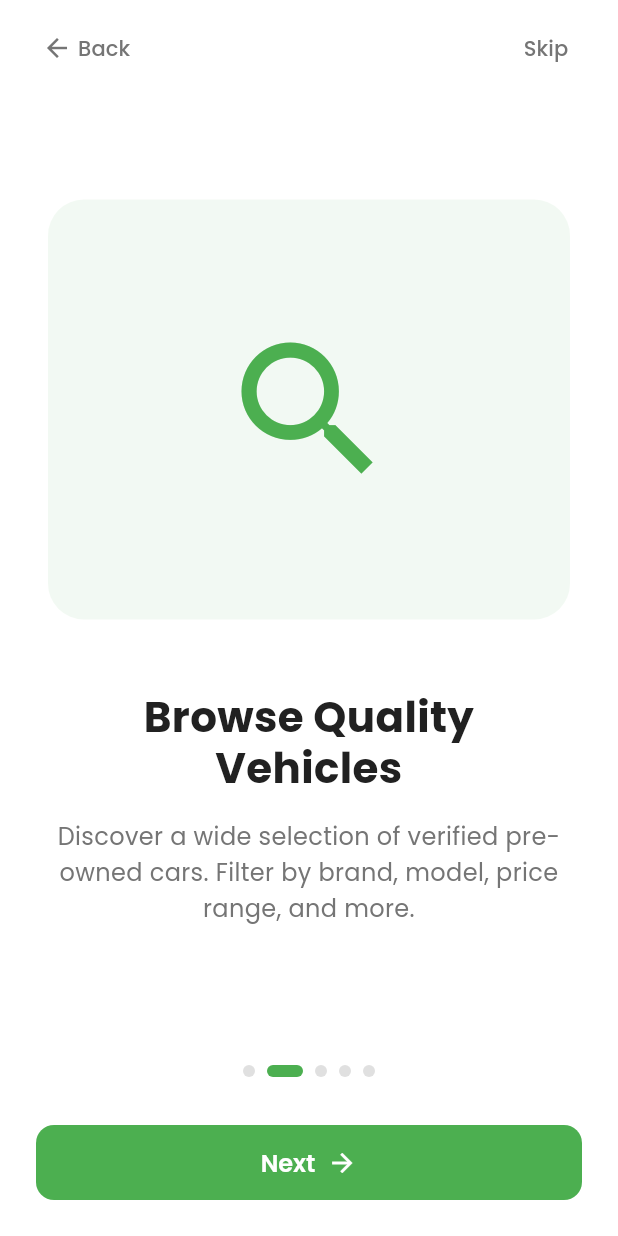
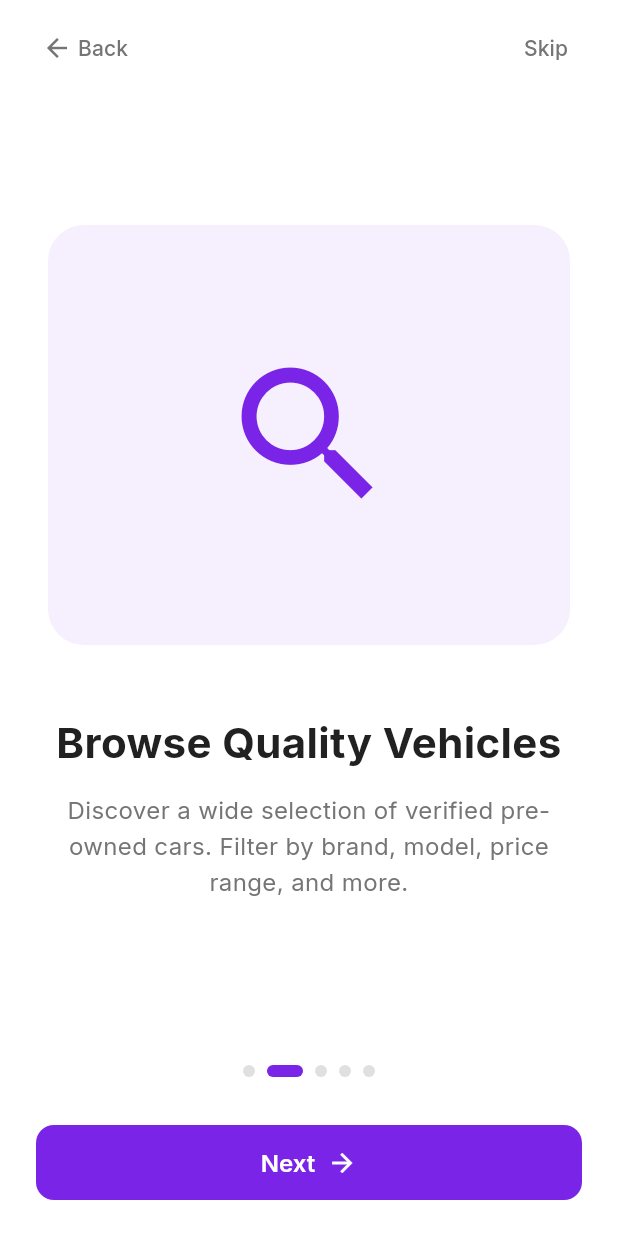
Before and after one commit to aimsahorizon/autobid-flutter, a Flutter app: the screen it shows after launch, swiped to page 2, on a phone screen of 412 x 824 dp. Run offline on Flutter 3.47's test engine with Material 3 defaults, Android fonts, the phone set to English and light mode, and no system bars; drawn by our look-alikes of smooth_page_indicator; our stand-ins replace cached_network_image, flutter_riverpod, freezed_annotation, go_router, google_fonts, image_picker and 2 more; generated files the repository leaves out were written again.

Commit message:
update: make color consistent

```diff
--- a/lib/core/constants/color_constants.dart
+++ b/lib/core/constants/color_constants.dart
@@ -1,16 +1,21 @@
 import 'package:flutter/material.dart';
 
 class ColorConstants {
-  // Primary Colors
-  static const Color primaryGreen = Color(0xFF4CAF50);
-  static const Color primaryDark = Color(0xFF388E3C);
-  static const Color primaryLight = Color(0xFF81C784);
+  // Brand Colors
+  static const Color primary = Color(0xFF7924E7);
+  static const Color secondary = Color(0xFF190022);
+  static const Color primaryLight = Color(0xFF9D5EF0);
+  static const Color primaryDark = Color(0xFF5A1AAC);
 
-  // Neutral Colors
+  // Neutral Colors - Light Mode
   static const Color backgroundLight = Color(0xFFFAFAFA);
-  static const Color backgroundDark = Color(0xFF121212);
   static const Color surfaceLight = Colors.white;
-  static const Color surfaceDark = Color(0xFF1E1E1E);
+  static const Color surfaceVariantLight = Color(0xFFF5F5F5);
+
+  // Neutral Colors - Dark Mode
+  static const Color backgroundDark = Color(0xFF0D0015);
+  static const Color surfaceDark = Color(0xFF1A0029);
+  static const Color surfaceVariantDark = Color(0xFF2A0D3D);
 
   // Text Colors
   static const Color textPrimaryLight = Color(0xFF212121);
@@ -23,4 +28,8 @@ class ColorConstants {
   static const Color error = Color(0xFFE53935);
   static const Color warning = Color(0xFFFFA726);
   static const Color info = Color(0xFF29B6F6);
+
+  // Legacy support (deprecated, use 'primary' instead)
+  @Deprecated('Use primary instead')
+  static const Color primaryGreen = Color(0xFF7924E7);
 }
--- a/lib/core/theme/app_theme.dart
+++ b/lib/core/theme/app_theme.dart
@@ -8,26 +8,27 @@ class AppTheme {
       useMaterial3: true,
       brightness: Brightness.light,
       colorScheme: ColorScheme.light(
-        primary: ColorConstants.primaryGreen,
+        primary: ColorConstants.primary,
         primaryContainer: ColorConstants.primaryLight,
-        secondary: ColorConstants.primaryDark,
+        secondary: ColorConstants.secondary,
         surface: ColorConstants.surfaceLight,
+        surfaceContainerHighest: ColorConstants.surfaceVariantLight,
         error: ColorConstants.error,
       ),
       scaffoldBackgroundColor: ColorConstants.backgroundLight,
-      textTheme: GoogleFonts.poppinsTextTheme(
+      textTheme: GoogleFonts.interTextTheme(
         ThemeData.light().textTheme,
       ).copyWith(
-        displayLarge: GoogleFonts.poppins(
+        displayLarge: GoogleFonts.inter(
           fontSize: 32,
           fontWeight: FontWeight.bold,
           color: ColorConstants.textPrimaryLight,
         ),
-        bodyLarge: GoogleFonts.poppins(
+        bodyLarge: GoogleFonts.inter(
           fontSize: 16,
           color: ColorConstants.textPrimaryLight,
         ),
-        bodyMedium: GoogleFonts.poppins(
+        bodyMedium: GoogleFonts.inter(
           fontSize: 14,
           color: ColorConstants.textSecondaryLight,
         ),
@@ -38,7 +39,7 @@ class AppTheme {
         iconTheme: const IconThemeData(
           color: ColorConstants.textPrimaryLight,
         ),
-        titleTextStyle: GoogleFonts.poppins(
+        titleTextStyle: GoogleFonts.inter(
           fontSize: 20,
           fontWeight: FontWeight.w600,
           color: ColorConstants.textPrimaryLight,
@@ -46,13 +47,13 @@ class AppTheme {
       ),
       elevatedButtonTheme: ElevatedButtonThemeData(
         style: ElevatedButton.styleFrom(
-          backgroundColor: ColorConstants.primaryGreen,
+          backgroundColor: ColorConstants.primary,
           foregroundColor: Colors.white,
           padding: const EdgeInsets.symmetric(horizontal: 24, vertical: 12),
           shape: RoundedRectangleBorder(
-            borderRadius: BorderRadius.circular(8),
+            borderRadius: BorderRadius.circular(12),
           ),
-          textStyle: GoogleFonts.poppins(
+          textStyle: GoogleFonts.inter(
             fontSize: 16,
             fontWeight: FontWeight.w600,
           ),
@@ -62,20 +63,53 @@ class AppTheme {
         filled: true,
         fillColor: ColorConstants.surfaceLight,
         border: OutlineInputBorder(
-          borderRadius: BorderRadius.circular(8),
+          borderRadius: BorderRadius.circular(12),
           borderSide: BorderSide(color: Colors.grey.shade300),
         ),
         enabledBorder: OutlineInputBorder(
-          borderRadius: BorderRadius.circular(8),
+          borderRadius: BorderRadius.circular(12),
           borderSide: BorderSide(color: Colors.grey.shade300),
         ),
         focusedBorder: OutlineInputBorder(
-          borderRadius: BorderRadius.circular(8),
-          borderSide: const BorderSide(color: ColorConstants.primaryGreen, width: 2),
+          borderRadius: BorderRadius.circular(12),
+          borderSide: const BorderSide(color: ColorConstants.primary, width: 2),
         ),
-        labelStyle: GoogleFonts.poppins(
+        labelStyle: GoogleFonts.inter(
           color: ColorConstants.textSecondaryLight,
         ),
+      ),
+      navigationBarTheme: NavigationBarThemeData(
+        backgroundColor: ColorConstants.surfaceLight,
+        indicatorColor: ColorConstants.primary.withValues(alpha: 0.15),
+        iconTheme: WidgetStateProperty.resolveWith<IconThemeData?>((states) {
+          if (states.contains(WidgetState.selected)) {
+            return const IconThemeData(
+              color: ColorConstants.primary,
+              size: 28,
+            );
+          }
+          return IconThemeData(
+            color: ColorConstants.textSecondaryLight,
+            size: 24,
+          );
+        }),
+        labelTextStyle: WidgetStateProperty.resolveWith<TextStyle?>((states) {
+          if (states.contains(WidgetState.selected)) {
+            return GoogleFonts.inter(
+              fontSize: 12,
+              fontWeight: FontWeight.w600,
+              color: ColorConstants.primary,
+            );
+          }
+          return GoogleFonts.inter(
+            fontSize: 12,
+            fontWeight: FontWeight.w500,
+            color: ColorConstants.textSecondaryLight,
+          );
+        }),
+        elevation: 8,
+        height: 80,
+        labelBehavior: NavigationDestinationLabelBehavior.alwaysShow,
       ),
     );
   }
@@ -85,26 +119,27 @@ class AppTheme {
       useMaterial3: true,
       brightness: Brightness.dark,
       colorScheme: ColorScheme.dark(
-        primary: ColorConstants.primaryGreen,
+        primary: ColorConstants.primary,
         primaryContainer: ColorConstants.primaryDark,
-        secondary: ColorConstants.primaryLight,
+        secondary: ColorConstants.secondary,
         surface: ColorConstants.surfaceDark,
+        surfaceContainerHighest: ColorConstants.surfaceVariantDark,
         error: ColorConstants.error,
       ),
       scaffoldBackgroundColor: ColorConstants.backgroundDark,
-      textTheme: GoogleFonts.poppinsTextTheme(
+      textTheme: GoogleFonts.interTextTheme(
         ThemeData.dark().textTheme,
       ).copyWith(
-        displayLarge: GoogleFonts.poppins(
+        displayLarge: GoogleFonts.inter(
           fontSize: 32,
           fontWeight: FontWeight.bold,
           color: ColorConstants.textPrimaryDark,
         ),
-        bodyLarge: GoogleFonts.poppins(
+        bodyLarge: GoogleFonts.inter(
           fontSize: 16,
           color: ColorConstants.textPrimaryDark,
         ),
-        bodyMedium: GoogleFonts.poppins(
+        bodyMedium: GoogleFonts.inter(
           fontSize: 14,
           color: ColorConstants.textSecondaryDark,
         ),
@@ -115,7 +150,7 @@ class AppTheme {
         iconTheme: const IconThemeData(
           color: ColorConstants.textPrimaryDark,
         ),
-        titleTextStyle: GoogleFonts.poppins(
+        titleTextStyle: GoogleFonts.inter(
           fontSize: 20,
           fontWeight: FontWeight.w600,
           color: ColorConstants.textPrimaryDark,
@@ -123,13 +158,13 @@ class AppTheme {
       ),
       elevatedButtonTheme: ElevatedButtonThemeData(
         style: ElevatedButton.styleFrom(
-          backgroundColor: ColorConstants.primaryGreen,
+          backgroundColor: ColorConstants.primary,
           foregroundColor: Colors.white,
           padding: const EdgeInsets.symmetric(horizontal: 24, vertical: 12),
           shape: RoundedRectangleBorder(
-            borderRadius: BorderRadius.circular(8),
+            borderRadius: BorderRadius.circular(12),
           ),
-          textStyle: GoogleFonts.poppins(
+          textStyle: GoogleFonts.inter(
             fontSize: 16,
             fontWeight: FontWeight.w600,
           ),
@@ -139,20 +174,53 @@ class AppTheme {
         filled: true,
         fillColor: ColorConstants.surfaceDark,
         border: OutlineInputBorder(
-          borderRadius: BorderRadius.circular(8),
+          borderRadius: BorderRadius.circular(12),
           borderSide: BorderSide(color: Colors.grey.shade700),
         ),
         enabledBorder: OutlineInputBorder(
-          borderRadius: BorderRadius.circular(8),
+          borderRadius: BorderRadius.circular(12),
           borderSide: BorderSide(color: Colors.grey.shade700),
         ),
         focusedBorder: OutlineInputBorder(
-          borderRadius: BorderRadius.circular(8),
-          borderSide: const BorderSide(color: ColorConstants.primaryGreen, width: 2),
+          borderRadius: BorderRadius.circular(12),
+          borderSide: const BorderSide(color: ColorConstants.primary, width: 2),
         ),
-        labelStyle: GoogleFonts.poppins(
+        labelStyle: GoogleFonts.inter(
           color: ColorConstants.textSecondaryDark,
         ),
+      ),
+      navigationBarTheme: NavigationBarThemeData(
+        backgroundColor: ColorConstants.surfaceDark,
+        indicatorColor: ColorConstants.primary.withValues(alpha: 0.2),
+        iconTheme: WidgetStateProperty.resolveWith<IconThemeData?>((states) {
+          if (states.contains(WidgetState.selected)) {
+            return const IconThemeData(
+              color: ColorConstants.primary,
+              size: 28,
+            );
+          }
+          return IconThemeData(
+            color: ColorConstants.textSecondaryDark,
+            size: 24,
+          );
+        }),
+        labelTextStyle: WidgetStateProperty.resolveWith<TextStyle?>((states) {
+          if (states.contains(WidgetState.selected)) {
+            return GoogleFonts.inter(
+              fontSize: 12,
+              fontWeight: FontWeight.w600,
+              color: ColorConstants.primary,
+            );
+          }
+          return GoogleFonts.inter(
+            fontSize: 12,
+            fontWeight: FontWeight.w500,
+            color: ColorConstants.textSecondaryDark,
+          );
+        }),
+        elevation: 8,
+        height: 80,
+        labelBehavior: NavigationDestinationLabelBehavior.alwaysShow,
       ),
     );
   }
```
